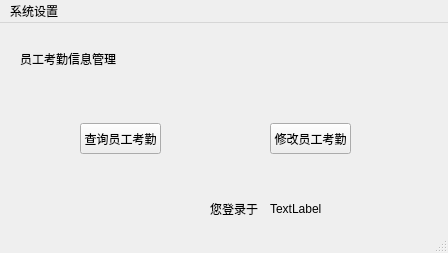
The window that ManageSystem/checkin.ui (skyformat99/ManagerSystem) describes before a commit, drawn with Qt 5.
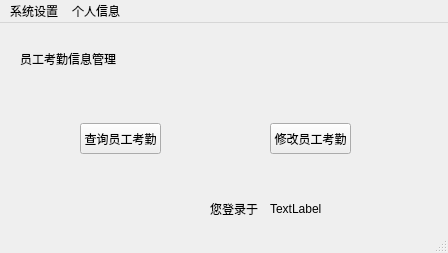
The same window after the commit.

Commit message: 第三版 加入了员工基本信息表，实现了添加新员工、查询员工信息及薪资的功能

Diff of the .ui file:
```diff
--- a/ManageSystem/checkin.ui
+++ b/ManageSystem/checkin.ui
@@ -89,7 +89,7 @@
      <height>23</height>
     </rect>
    </property>
-   <widget class="QMenu" name="menu">
+   <widget class="QMenu" name="systemMenu">
     <property name="title">
      <string>系统设置</string>
     </property>
@@ -98,7 +98,15 @@
     <addaction name="alterAction"/>
     <addaction name="logoutAction"/>
    </widget>
-   <addaction name="menu"/>
+   <widget class="QMenu" name="personMenu">
+    <property name="title">
+     <string>个人信息</string>
+    </property>
+    <addaction name="selectAction"/>
+    <addaction name="alterAction_2"/>
+   </widget>
+   <addaction name="systemMenu"/>
+   <addaction name="personMenu"/>
   </widget>
   <widget class="QStatusBar" name="statusbar"/>
   <action name="aboutAction">
```
Left out of the diff: 10 changed lines with no effect on the pictures. The commit also changes 39 other files.
